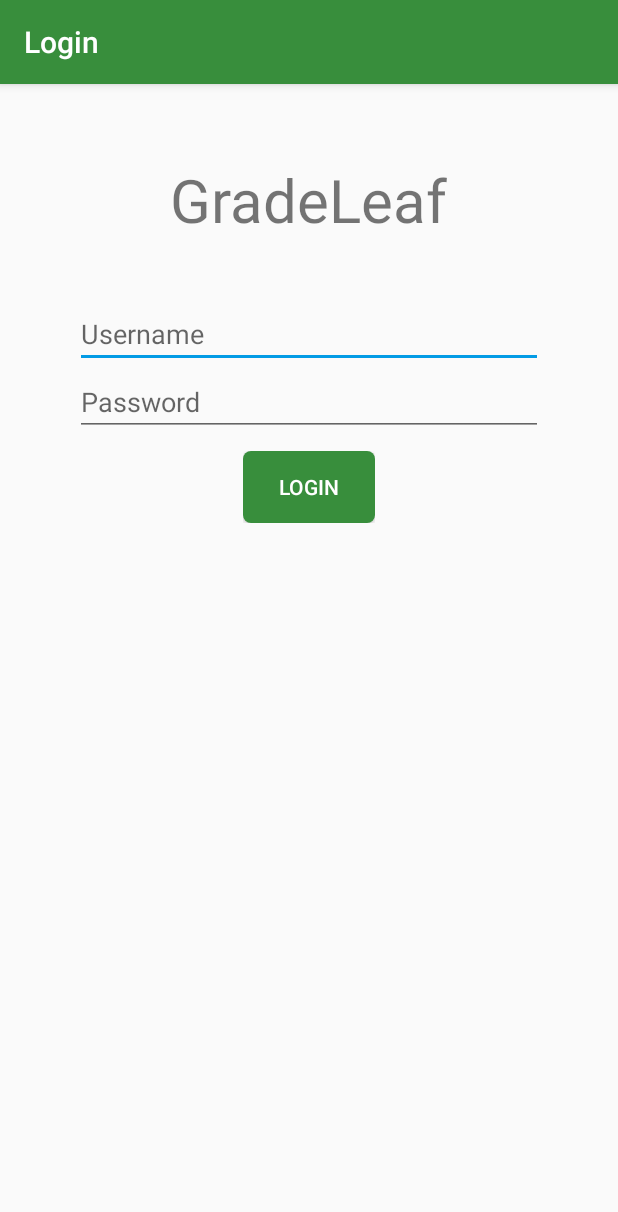
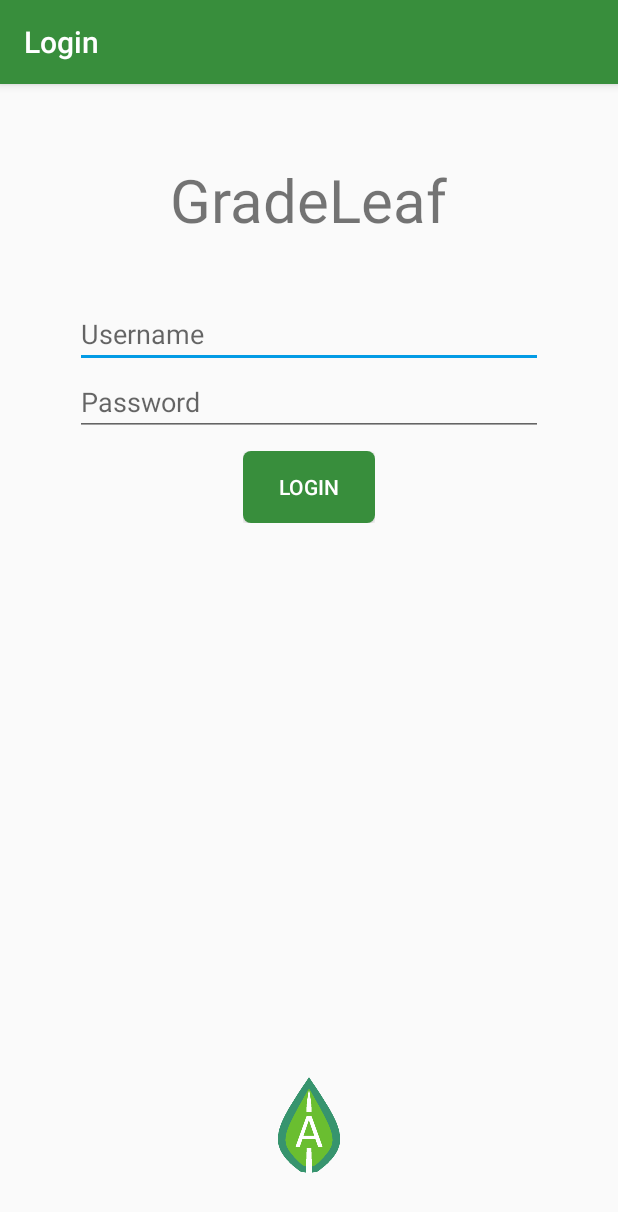
Before and after one commit to hstennes/AspenGrades, an Android app: the screen it shows after launch (MainActivity), on a phone screen of 412 x 824 dp. Shown: the top 1212 px of the screen. Run offline under Robolectric (Android 15) with nearby library versions, the phone set to English and light mode, and no system bars.

Commit message:
Fix bug that lead to crash on opening class info

```diff
--- a/app/src/main/java/com/aspengrades/main/ClassesActivity.java
+++ b/app/src/main/java/com/aspengrades/main/ClassesActivity.java
@@ -10,7 +10,6 @@ import android.support.v7.app.AppCompatActivity;
 import android.support.v7.widget.Toolbar;
 import android.view.Menu;
 import android.view.MenuItem;
-import android.widget.Toast;
 
 import com.aspengrades.data.ClassList;
 import com.aspengrades.data.ClassesListener;
@@ -68,7 +67,6 @@ public class ClassesActivity extends AppCompatActivity implements LoginListener,
             String password = intent.getStringExtra(getString(R.string.saved_password_key));
             LoginManager.attemptLogin(this, username, password);
         }
-        Toast.makeText(this, "Finished onCreate method", Toast.LENGTH_SHORT).show();
     }
 
     @Override
@@ -137,7 +135,6 @@ public class ClassesActivity extends AppCompatActivity implements LoginListener,
 
     @Override
     public void onLoginSuccessful(Cookies cookies, String name, boolean isParentAccount) {
-        Toast.makeText(this, "Logged in, " + studentOid, Toast.LENGTH_SHORT).show();
         this.cookies = cookies;
         termLoader = new TermLoader(this, cookies);
         termLoader.readAllTerms(favTerm, studentOid);
@@ -155,7 +152,6 @@ public class ClassesActivity extends AppCompatActivity implements LoginListener,
 
     @Override
     public void onClassesRead(ClassList classList) {
-        Toast.makeText(this, "Loaded term " + classList.getTerm(), Toast.LENGTH_SHORT).show();
         if(classList.getStatus() == SESSION_EXPIRED) {
             termLoader.finish();
             SharedPreferences sharedPreferences = getSharedPreferences(getString(R.string.credentials_file_key), Context.MODE_PRIVATE);
--- a/app/src/main/java/com/aspengrades/main/TermFragment.java
+++ b/app/src/main/java/com/aspengrades/main/TermFragment.java
@@ -42,8 +42,6 @@ public class TermFragment extends Fragment implements View.OnClickListener, Clas
             if(classList.getStatus() == SUCCESSFUL) setupClassList(view);
             else showStatusMessage(view);
         }
-        idMap = new HashMap<>();
-        nameMap = new HashMap<>();
         return view;
     }
 
--- a/app/src/main/res/layout/activity_main.xml
+++ b/app/src/main/res/layout/activity_main.xml
@@ -86,4 +86,14 @@
         android:visibility="invisible"
         android:layout_above="@id/edit_username"/>
 
+    <ImageView
+        android:id="@+id/imageView"
+        android:contentDescription="@string/description_logo"
+        android:layout_width="wrap_content"
+        android:layout_height="wrap_content"
+        android:layout_alignParentBottom="true"
+        android:layout_centerHorizontal="true"
+        android:padding="20dp"
+        app:srcCompat="@mipmap/ic_launcher_foreground" />
+
 </RelativeLayout>
--- a/app/src/main/res/values/strings.xml
+++ b/app/src/main/res/values/strings.xml
@@ -31,4 +31,5 @@
     <string name="saved_fav_term_key">term</string>
     <string name="alert_title_session_expired">Session expired</string>
     <string name="alert_text_session_expired">"Your Aspen session has expired. Reload classes?"</string>
+    <string name="description_logo">logo</string>
 </resources>
--- a/build.gradle
+++ b/build.gradle
@@ -7,7 +7,7 @@ buildscript {
 
     }
     dependencies {
-        classpath 'com.android.tools.build:gradle:3.5.0'
+        classpath 'com.android.tools.build:gradle:3.5.1'
 
         // NOTE: Do not place your application dependencies here; they belong
         // in the individual module build.gradle files
```
